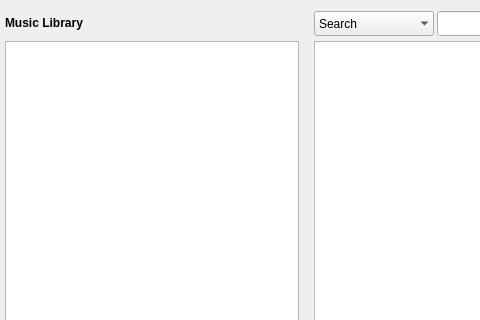
This is branches/sayonara-885/src/GUI/library/GUI_Library_windowed.ui in shahid334/sayonara-player as Qt 5 draws it before an edit; both pictures show x 0 to 480 and y 0 to 320 of the 612 by 714 pixel window. The edited form follows.
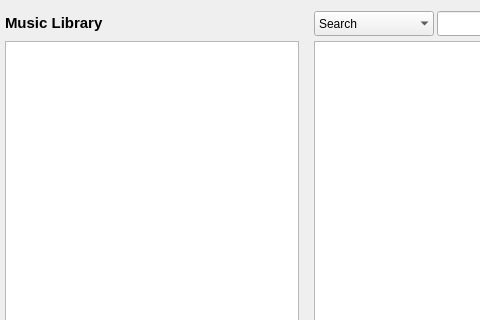
This is the edited form. Icons and pictures are not drawn. Custom widgets are drawn as their Qt base class.

Diff of the .ui file:
```diff
--- a/branches/sayonara-885/src/GUI/library/GUI_Library_windowed.ui
+++ b/branches/sayonara-885/src/GUI/library/GUI_Library_windowed.ui
@@ -430,7 +430,7 @@
        </property>
        <property name="font">
         <font>
-         <pointsize>9</pointsize>
+         <pointsize>11</pointsize>
          <weight>75</weight>
          <bold>true</bold>
         </font>
```
Left out of the diff: 28 changed lines with no effect on the pictures.
